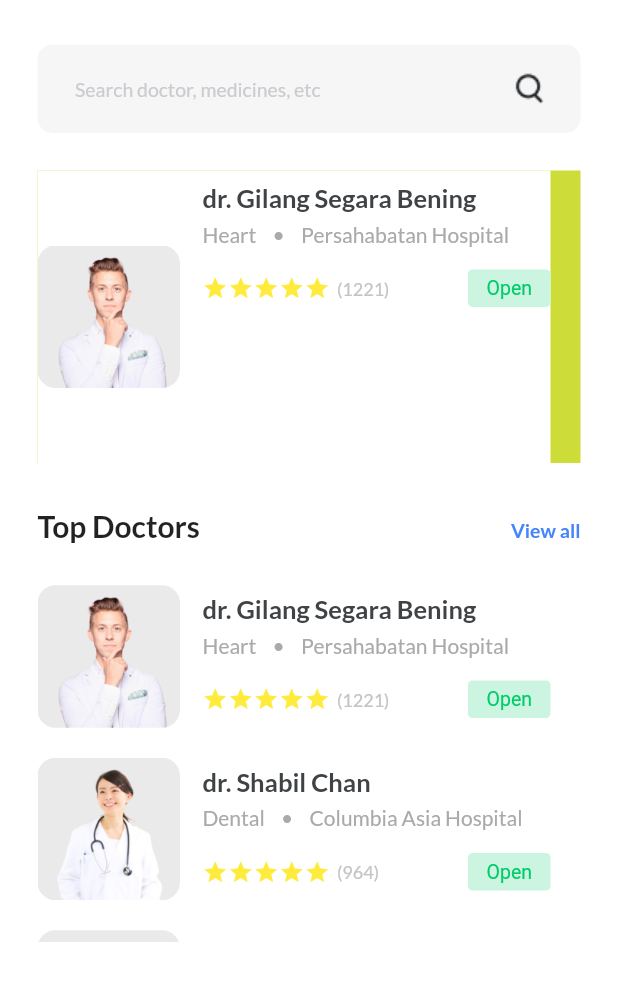
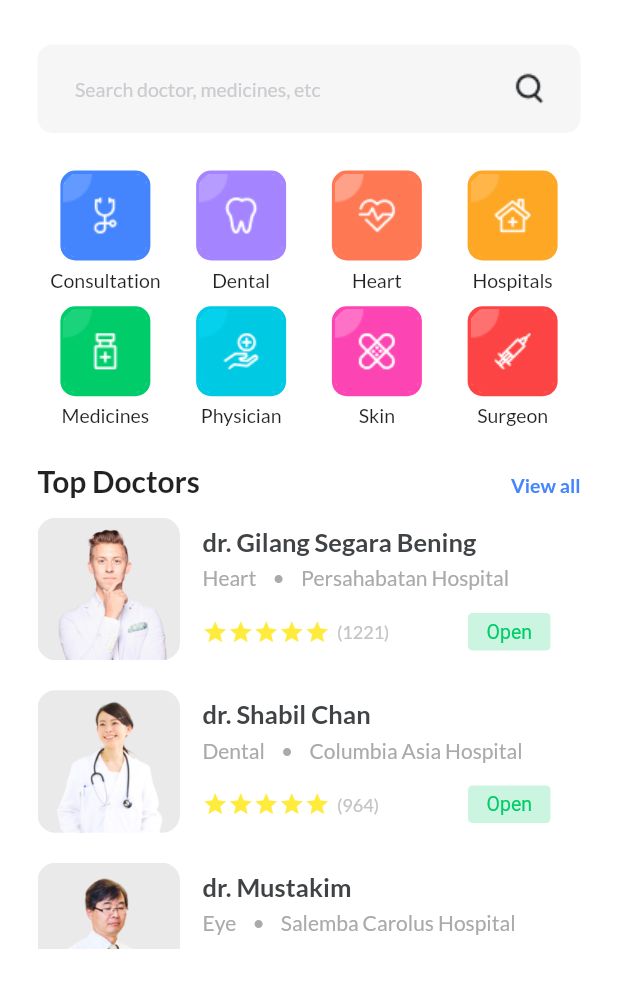
Before and after one commit to vaatic221b/find_your_doctor_app, a Flutter app: the screen it shows after launch, on a phone screen of 412 x 824 dp, the part 218-1226 px from its top. Run offline on Flutter 3.47's test engine with Material 2 defaults, Android fonts, the phone set to English and light mode, and no system bars; our stand-ins replace google_fonts.

Commit message:
Final Output

```diff
--- a/lib/models/fields_model.dart
+++ b/lib/models/fields_model.dart
@@ -1,7 +1,6 @@
 // ignore: unused_import
 import 'package:flutter/material.dart';
 
-//final
 class FieldsModel{
   String name;
   String iconPath;
@@ -24,8 +23,71 @@ class FieldsModel{
     FieldsModel
       (
       name: 'Consultation',
-      iconPath: 'assets/icons/stethoscope_icon.png',
-      boxColor: Colors.white
+      iconPath: 'assets/icons/stethoscope.png',
+      boxColor: const Color(0xFF4485FD)
+      )
+    );
+
+    medicalFields.add(
+    FieldsModel
+      (
+      name: 'Dental',
+      iconPath: 'assets/icons/tooth.png',
+      boxColor: const Color(0xFFA584FF)
+      )
+    );
+
+    medicalFields.add(
+    FieldsModel
+      (
+      name: 'Heart',
+      iconPath: 'assets/icons/heart.png',
+      boxColor: const Color(0xFFFF7854)
+      )
+    );
+
+    medicalFields.add(
+    FieldsModel
+      (
+      name: 'Hospitals',
+      iconPath: 'assets/icons/hospital.png',
+      boxColor: const Color(0xFFFEA725)
+      )
+    );
+
+    medicalFields.add(
+    FieldsModel
+      (
+      name: 'Medicines',
+      iconPath: 'assets/icons/medicine.png',
+      boxColor: const Color(0xFF00CC6A)
+      )
+    );
+
+    medicalFields.add(
+    FieldsModel
+      (
+      name: 'Physician',
+      iconPath: 'assets/icons/care.png',
+      boxColor: const Color(0xFF00C9E4)
+      )
+    );
+
+    medicalFields.add(
+    FieldsModel
+      (
+      name: 'Skin',
+      iconPath: 'assets/icons/bandage.png',
+      boxColor: const Color(0xFFFD44B3)
+      )
+    );
+
+    medicalFields.add(
+    FieldsModel
+      (
+      name: 'Surgeon',
+      iconPath: 'assets/icons/syringe.png',
+      boxColor: const Color(0xFFFD4444)
       )
     );
 
--- a/lib/screens/home.dart
+++ b/lib/screens/home.dart
@@ -42,9 +42,8 @@ class _HomePageState extends State<HomePage> {
               searchBar(),
               const SizedBox(height: 25),
               medFields(),
-              const SizedBox(height: 30),
               bottomText(),
-              const SizedBox(height: 25),
+              const SizedBox(height: 10),
               findDoctor(),
 
             ]
@@ -156,54 +155,51 @@ class _HomePageState extends State<HomePage> {
   Container medFields() {
     return Container(
       height: 195,
-        color: Colors.lime,
-        child: ListView.separated(
-        separatorBuilder: (context, index) => const SizedBox(height: 15),
-        scrollDirection: Axis.horizontal,
+      color: Colors.white,
+      child: GridView.builder(
+        gridDelegate: const SliverGridDelegateWithFixedCrossAxisCount(
+          crossAxisCount: 4,
+        ),
         itemCount: medicalFields.length,
-        itemBuilder: (context, index)
-        {
-          return GestureDetector(
-            onTap: () {
-              // Navigator.push(
-              //   context,
-              //   MaterialPageRoute(
-              //     builder: (context) {
-              //       return DoctorDetails(doctorIndex: index);
-              //     },
-              //   ),
-              // );
-            },
-            child: Container(
-              height: 100,
-              color: Colors.white,
-              child: Row(
+        itemBuilder: (context, index) {
+          FieldsModel field = medicalFields[index];
+          return Column(
             children: [
-                  doctorPicture(index),
-                  const SizedBox(width: 15),
-                  SizedBox(
-                    width: 232,
+              Container(
+                margin: const EdgeInsets.only(bottom: 5),
+                decoration: BoxDecoration(
+                color: field.boxColor,
+                borderRadius: BorderRadius.circular(10),
+                ),
+                width: 60,
+                height: 60,
                 child: Column(
-                      crossAxisAlignment: CrossAxisAlignment.start,
+                  mainAxisAlignment: MainAxisAlignment.center,
                   children: [
-                        const SizedBox(height: 8),
-                        doctorName(index),
-                        const SizedBox(height: 6),
-                        doctorInfo(index),
-                        const SizedBox(height: 15),
-                        doctorRating(index)
+                    ClipRRect(
+                      borderRadius: BorderRadius.circular(17.0),
+                      child: Image.asset(
+                        field.iconPath,
+                        width: 60,
+                        height: 60,
+                      ),
+                    ),
                   ],
                 ),
               ),
-                ]
+              Text(
+                field.name,
+                textAlign: TextAlign.center,
+                style: GoogleFonts.lato(
+                  fontSize: 13
                 ),
+              ),
+            ],
+          );
+        },
       ),
     );
   }
-        ),
-      );
-    }
-
 
   Row bottomText() { //top doctors and view all
     return Row(
@@ -238,7 +234,7 @@ class _HomePageState extends State<HomePage> {
   Container findDoctor() //list of doctors
   {
     return Container(
-      height: 240,
+      height: 290,
       color: Colors.white,
       child: ListView.separated(
         separatorBuilder: (context, index) => const SizedBox(height: 15),
```
Also changed, not shown: lib/screens/doctor_details.dart (+134 -117 lines), assets/icons/bandage.png (added), assets/icons/bandage_icon.png (deleted), assets/icons/care.png (added), assets/icons/care_icon.png (deleted), assets/icons/clinic_icon.png (deleted), assets/icons/heart.png (added), assets/icons/heart_icon.png (deleted), assets/icons/hospital.png (added), assets/icons/medicine.png (added), assets/icons/medicine_icon.png (deleted), assets/icons/stethoscope.png (added), assets/icons/stethoscope_icon.png (deleted), assets/icons/syringe.png (added), 3 more files. Lines whose indentation alone changed are shown as unchanged.
